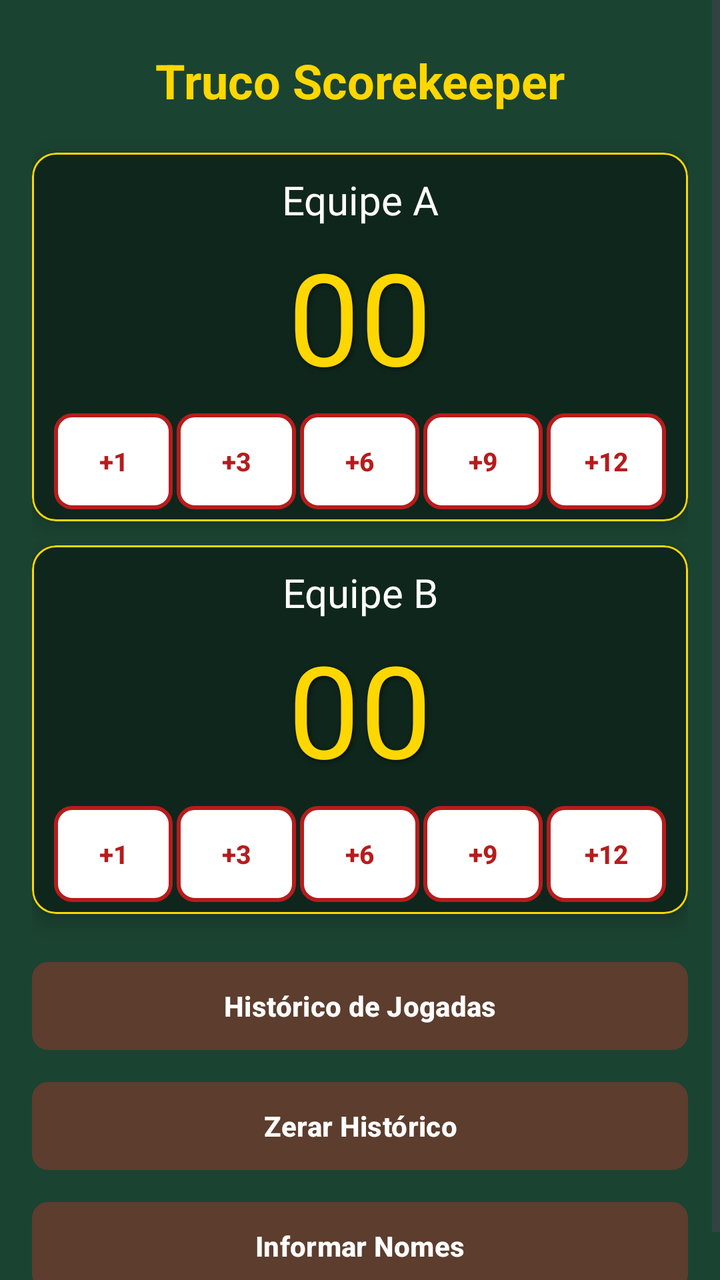
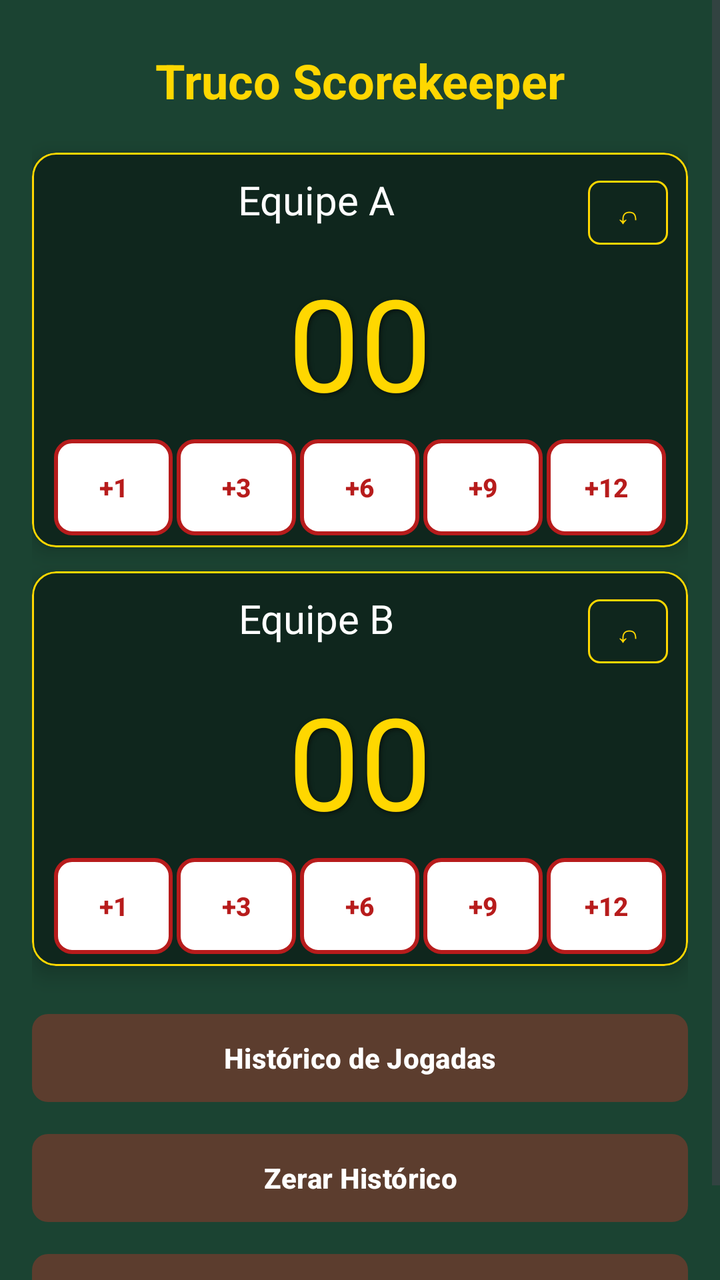

Compare the two renders of this Android layout. The source of the first and the diff that turns it into the second are given below.
<!-- AndroidManifest.xml: application theme Theme.TrucoScorekeeper -->
<!-- res/layout/activity_main.xml -->
<?xml version="1.0" encoding="utf-8"?>
<ScrollView xmlns:android="http://schemas.android.com/apk/res/android"
    xmlns:app="http://schemas.android.com/apk/res-auto"
    xmlns:tools="http://schemas.android.com/tools"
    android:layout_width="match_parent"
    android:layout_height="match_parent"
    android:background="@color/verde_feltro"
    android:fillViewport="true"
    tools:context=".MainActivity">

    <LinearLayout
        android:layout_width="match_parent"
        android:layout_height="wrap_content"
        android:orientation="vertical"
        android:padding="16dp">

        
        <TextView
            android:id="@+id/tv_titulo"
            android:layout_width="match_parent"
            android:layout_height="wrap_content"
            android:text="@string/titulo_app"
            android:textColor="@color/texto_ouro"
            android:textSize="24sp"
            android:textStyle="bold"
            android:gravity="center"
            android:paddingVertical="8dp" />

        
        <com.google.android.material.card.MaterialCardView
            android:id="@+id/area_jogador1"
            android:layout_width="match_parent"
            android:layout_height="wrap_content"
            android:layout_marginTop="12dp"
            app:cardBackgroundColor="@color/verde_feltro_dark"
            app:cardCornerRadius="12dp"
            app:cardElevation="6dp"
            app:strokeColor="@color/texto_ouro"
            app:strokeWidth="1dp">

            <LinearLayout
                android:layout_width="match_parent"
                android:layout_height="wrap_content"
                android:orientation="vertical"
                android:paddingHorizontal="10dp"
                android:paddingTop="10dp"
                android:paddingBottom="6dp">

                <TextView
                    android:id="@+id/tv_nome_jogador1"
                    android:layout_width="match_parent"
                    android:layout_height="wrap_content"
                    android:text="@string/jogador_1"
                    android:textColor="@color/branco_carta"
                    android:textSize="20sp"
                    android:fontFamily="@font/chalkduster"
                    android:gravity="center"
                    android:maxLines="1"
                    android:ellipsize="end" />

                <TextView
                    android:id="@+id/tv_pontuacao_jogador1"
                    android:layout_width="match_parent"
                    android:layout_height="wrap_content"
                    android:text="@string/pontuacao_inicial"
                    android:textColor="@color/texto_ouro"
                    android:textSize="64sp"
                    android:fontFamily="@font/chalkduster"
                    android:gravity="center"
                    android:paddingVertical="2dp"
                    android:shadowColor="#99000000"
                    android:shadowRadius="6"
                    android:shadowDx="2"
                    android:shadowDy="2" />

                <LinearLayout
                    android:id="@+id/ll_botoes_jogador1"
                    android:layout_width="match_parent"
                    android:layout_height="wrap_content"
                    android:orientation="horizontal"
                    android:layout_marginTop="4dp">

                    <androidx.appcompat.widget.AppCompatButton
                        android:id="@+id/btn_j1_mais1"
                        style="@style/Widget.AppCompat.Button.Borderless"
                        android:layout_width="0dp"
                        android:layout_height="48dp"
                        android:layout_weight="1"
                        android:layout_marginHorizontal="1dp"
                        android:minWidth="0dp"
                        android:paddingHorizontal="0dp"
                        android:text="@string/btn_mais_1"
                        android:textColor="@color/vermelho_baralho"
                        android:textStyle="bold"
                        android:textSize="13sp"
                        android:background="@drawable/botao_carta" />

                    <androidx.appcompat.widget.AppCompatButton
                        android:id="@+id/btn_j1_mais3"
                        style="@style/Widget.AppCompat.Button.Borderless"
                        android:layout_width="0dp"
                        android:layout_height="48dp"
                        android:layout_weight="1"
                        android:layout_marginHorizontal="1dp"
                        android:minWidth="0dp"
                        android:paddingHorizontal="0dp"
                        android:text="@string/btn_mais_3"
                        android:textColor="@color/vermelho_baralho"
                        android:textStyle="bold"
                        android:textSize="13sp"
                        android:background="@drawable/botao_carta" />

                    <androidx.appcompat.widget.AppCompatButton
                        android:id="@+id/btn_j1_mais6"
                        style="@style/Widget.AppCompat.Button.Borderless"
                        android:layout_width="0dp"
                        android:layout_height="48dp"
                        android:layout_weight="1"
                        android:layout_marginHorizontal="1dp"
                        android:minWidth="0dp"
                        android:paddingHorizontal="0dp"
                        android:text="@string/btn_mais_6"
                        android:textColor="@color/vermelho_baralho"
                        android:textStyle="bold"
                        android:textSize="13sp"
                        android:background="@drawable/botao_carta" />

                    <androidx.appcompat.widget.AppCompatButton
                        android:id="@+id/btn_j1_mais9"
                        style="@style/Widget.AppCompat.Button.Borderless"
                        android:layout_width="0dp"
                        android:layout_height="48dp"
                        android:layout_weight="1"
                        android:layout_marginHorizontal="1dp"
                        android:minWidth="0dp"
                        android:paddingHorizontal="0dp"
                        android:text="@string/btn_mais_9"
                        android:textColor="@color/vermelho_baralho"
                        android:textStyle="bold"
                        android:textSize="13sp"
                        android:background="@drawable/botao_carta" />

                    <androidx.appcompat.widget.AppCompatButton
                        android:id="@+id/btn_j1_mais12"
                        style="@style/Widget.AppCompat.Button.Borderless"
                        android:layout_width="0dp"
                        android:layout_height="48dp"
                        android:layout_weight="1"
                        android:layout_marginHorizontal="1dp"
                        android:minWidth="0dp"
                        android:paddingHorizontal="0dp"
                        android:text="@string/btn_mais_12"
                        android:textColor="@color/vermelho_baralho"
                        android:textStyle="bold"
                        android:textSize="13sp"
                        android:background="@drawable/botao_carta" />

                </LinearLayout>

            </LinearLayout>
        </com.google.android.material.card.MaterialCardView>

        
        <com.google.android.material.card.MaterialCardView
            android:id="@+id/area_jogador2"
            android:layout_width="match_parent"
            android:layout_height="wrap_content"
            android:layout_marginTop="12dp"
            app:cardBackgroundColor="@color/verde_feltro_dark"
            app:cardCornerRadius="12dp"
            app:cardElevation="6dp"
            app:strokeColor="@color/texto_ouro"
            app:strokeWidth="1dp">

            <LinearLayout
                android:layout_width="match_parent"
                android:layout_height="wrap_content"
                android:orientation="vertical"
                android:paddingHorizontal="10dp"
                android:paddingTop="10dp"
                android:paddingBottom="6dp">

                <TextView
                    android:id="@+id/tv_nome_jogador2"
                    android:layout_width="match_parent"
                    android:layout_height="wrap_content"
                    android:text="@string/jogador_2"
                    android:textColor="@color/branco_carta"
                    android:textSize="20sp"
                    android:fontFamily="@font/chalkduster"
                    android:gravity="center"
                    android:maxLines="1"
                    android:ellipsize="end" />

                <TextView
                    android:id="@+id/tv_pontuacao_jogador2"
                    android:layout_width="match_parent"
                    android:layout_height="wrap_content"
                    android:text="@string/pontuacao_inicial"
                    android:textColor="@color/texto_ouro"
                    android:textSize="64sp"
                    android:fontFamily="@font/chalkduster"
                    android:gravity="center"
                    android:paddingVertical="2dp"
                    android:shadowColor="#99000000"
                    android:shadowRadius="6"
                    android:shadowDx="2"
                    android:shadowDy="2" />

                <LinearLayout
                    android:id="@+id/ll_botoes_jogador2"
                    android:layout_width="match_parent"
                    android:layout_height="wrap_content"
                    android:orientation="horizontal"
                    android:layout_marginTop="4dp">

                    <androidx.appcompat.widget.AppCompatButton
                        android:id="@+id/btn_j2_mais1"
                        style="@style/Widget.AppCompat.Button.Borderless"
                        android:layout_width="0dp"
                        android:layout_height="48dp"
                        android:layout_weight="1"
                        android:layout_marginHorizontal="1dp"
                        android:minWidth="0dp"
                        android:paddingHorizontal="0dp"
                        android:text="@string/btn_mais_1"
                        android:textColor="@color/vermelho_baralho"
                        android:textStyle="bold"
                        android:textSize="13sp"
                        android:background="@drawable/botao_carta" />

                    <androidx.appcompat.widget.AppCompatButton
                        android:id="@+id/btn_j2_mais3"
                        style="@style/Widget.AppCompat.Button.Borderless"
                        android:layout_width="0dp"
                        android:layout_height="48dp"
                        android:layout_weight="1"
                        android:layout_marginHorizontal="1dp"
                        android:minWidth="0dp"
                        android:paddingHorizontal="0dp"
                        android:text="@string/btn_mais_3"
                        android:textColor="@color/vermelho_baralho"
                        android:textStyle="bold"
                        android:textSize="13sp"
                        android:background="@drawable/botao_carta" />

                    <androidx.appcompat.widget.AppCompatButton
                        android:id="@+id/btn_j2_mais6"
                        style="@style/Widget.AppCompat.Button.Borderless"
                        android:layout_width="0dp"
                        android:layout_height="48dp"
                        android:layout_weight="1"
                        android:layout_marginHorizontal="1dp"
                        android:minWidth="0dp"
                        android:paddingHorizontal="0dp"
                        android:text="@string/btn_mais_6"
                        android:textColor="@color/vermelho_baralho"
                        android:textStyle="bold"
                        android:textSize="13sp"
                        android:background="@drawable/botao_carta" />

                    <androidx.appcompat.widget.AppCompatButton
                        android:id="@+id/btn_j2_mais9"
                        style="@style/Widget.AppCompat.Button.Borderless"
                        android:layout_width="0dp"
                        android:layout_height="48dp"
                        android:layout_weight="1"
                        android:layout_marginHorizontal="1dp"
                        android:minWidth="0dp"
                        android:paddingHorizontal="0dp"
                        android:text="@string/btn_mais_9"
                        android:textColor="@color/vermelho_baralho"
                        android:textStyle="bold"
                        android:textSize="13sp"
                        android:background="@drawable/botao_carta" />

                    <androidx.appcompat.widget.AppCompatButton
                        android:id="@+id/btn_j2_mais12"
                        style="@style/Widget.AppCompat.Button.Borderless"
                        android:layout_width="0dp"
                        android:layout_height="48dp"
                        android:layout_weight="1"
                        android:layout_marginHorizontal="1dp"
                        android:minWidth="0dp"
                        android:paddingHorizontal="0dp"
                        android:text="@string/btn_mais_12"
                        android:textColor="@color/vermelho_baralho"
                        android:textStyle="bold"
                        android:textSize="13sp"
                        android:background="@drawable/botao_carta" />

                </LinearLayout>

            </LinearLayout>
        </com.google.android.material.card.MaterialCardView>

        
        <LinearLayout
            android:id="@+id/ll_botoes_admin"
            android:layout_width="match_parent"
            android:layout_height="wrap_content"
            android:orientation="vertical"
            android:layout_marginTop="20dp">

            <com.google.android.material.button.MaterialButton
                android:id="@+id/btn_historico"
                android:layout_width="match_parent"
                android:layout_height="wrap_content"
                android:minHeight="52dp"
                android:text="@string/btn_historico"
                android:textColor="@color/branco_carta"
                android:textStyle="bold"
                app:backgroundTint="@color/madeira_botao"
                app:cornerRadius="8dp" />

            <com.google.android.material.button.MaterialButton
                android:id="@+id/btn_zerar"
                android:layout_width="match_parent"
                android:layout_height="wrap_content"
                android:layout_marginTop="8dp"
                android:minHeight="52dp"
                android:text="@string/btn_zerar"
                android:textColor="@color/branco_carta"
                android:textStyle="bold"
                app:backgroundTint="@color/madeira_botao"
                app:cornerRadius="8dp" />

            <com.google.android.material.button.MaterialButton
                android:id="@+id/btn_nomes"
                android:layout_width="match_parent"
                android:layout_height="wrap_content"
                android:layout_marginTop="8dp"
                android:minHeight="52dp"
                android:text="@string/btn_nomes"
                android:textColor="@color/branco_carta"
                android:textStyle="bold"
                app:backgroundTint="@color/madeira_botao"
                app:cornerRadius="8dp" />

        </LinearLayout>

    </LinearLayout>

</ScrollView>
<!-- resources referenced by this layout -->
<resources>
  <color name="branco_carta">#FFFFFF</color>
  <color name="madeira_botao">#5c3d2e</color>
  <color name="texto_ouro">#FFD700</color>
  <color name="verde_feltro">#1b4332</color>
  <color name="verde_feltro_dark">#0f261d</color>
  <color name="vermelho_baralho">#B71C1C</color>
  <!-- drawable botao_carta (drawable) -->
  <?xml version="1.0" encoding="utf-8"?>
  <shape xmlns:android="http://schemas.android.com/apk/res/android"
      android:shape="rectangle">
  
      <solid android:color="@color/branco_carta" />
  
      <corners android:radius="8dp" />
  
      <stroke
          android:width="2dp"
          android:color="@color/vermelho_baralho" />
  
  </shape>
  <string name="btn_historico">Histórico de Jogadas</string>
  <string name="btn_mais_1">+1</string>
  <string name="btn_mais_12">+12</string>
  <string name="btn_mais_3">+3</string>
  <string name="btn_mais_6">+6</string>
  <string name="btn_mais_9">+9</string>
  <string name="btn_nomes">Informar Nomes</string>
  <string name="btn_zerar">Zerar Histórico</string>
  <string name="jogador_1">Equipe A</string>
  <string name="jogador_2">Equipe B</string>
  <string name="pontuacao_inicial">00</string>
  <string name="titulo_app">Truco Scorekeeper</string>
  <style name="Theme.TrucoScorekeeper" parent="Theme.Material3.Light.NoActionBar">
          <item name="colorPrimary">@color/verde_feltro</item>
          <item name="colorOnPrimary">@color/branco_carta</item>
          <item name="colorSecondary">@color/texto_ouro</item>
          <item name="colorOnSecondary">@color/verde_feltro</item>
          <item name="android:windowBackground">@color/verde_feltro</item>
      </style>
</resources>

<!-- the commit's change to res/layout/activity_main.xml (unified diff, before → after) -->
@@ -46,17 +46,41 @@
                 android:paddingTop="10dp"
                 android:paddingBottom="6dp">
 
-                <TextView
-                    android:id="@+id/tv_nome_jogador1"
-                    android:layout_width="match_parent"
-                    android:layout_height="wrap_content"
-                    android:text="@string/jogador_1"
-                    android:textColor="@color/branco_carta"
-                    android:textSize="20sp"
-                    android:fontFamily="@font/chalkduster"
-                    android:gravity="center"
-                    android:maxLines="1"
-                    android:ellipsize="end" />
+                <RelativeLayout
+                    android:layout_width="match_parent"
+                    android:layout_height="wrap_content">
+
+                    <TextView
+                        android:id="@+id/tv_nome_jogador1"
+                        android:layout_width="match_parent"
+                        android:layout_height="wrap_content"
+                        android:text="@string/jogador_1"
+                        android:textColor="@color/branco_carta"
+                        android:textSize="20sp"
+                        android:fontFamily="@font/chalkduster"
+                        android:gravity="center"
+                        android:maxLines="1"
+                        android:ellipsize="end"
+                        android:paddingEnd="44dp" />
+
+                    <com.google.android.material.button.MaterialButton
+                        android:id="@+id/btn_desfazer_equipe1"
+                        style="@style/Widget.Material3.Button.OutlinedButton"
+                        android:layout_width="40dp"
+                        android:layout_height="40dp"
+                        android:layout_alignParentEnd="true"
+                        android:layout_centerVertical="true"
+                        android:text="↶"
+                        android:textColor="@color/texto_ouro"
+                        android:textSize="14sp"
+                        android:minWidth="0dp"
+                        android:minHeight="0dp"
+                        android:padding="0dp"
+                        app:strokeColor="@color/texto_ouro"
+                        app:strokeWidth="1dp"
+                        app:cornerRadius="6dp" />
+
+                </RelativeLayout>
 
                 <TextView
                     android:id="@+id/tv_pontuacao_jogador1"
@@ -180,17 +204,41 @@
                 android:paddingTop="10dp"
                 android:paddingBottom="6dp">
 
-                <TextView
-                    android:id="@+id/tv_nome_jogador2"
-                    android:layout_width="match_parent"
-                    android:layout_height="wrap_content"
-                    android:text="@string/jogador_2"
-                    android:textColor="@color/branco_carta"
-                    android:textSize="20sp"
-                    android:fontFamily="@font/chalkduster"
-                    android:gravity="center"
-                    android:maxLines="1"
-                    android:ellipsize="end" />
+                <RelativeLayout
+                    android:layout_width="match_parent"
+                    android:layout_height="wrap_content">
+
+                    <TextView
+                        android:id="@+id/tv_nome_jogador2"
+                        android:layout_width="match_parent"
+                        android:layout_height="wrap_content"
+                        android:text="@string/jogador_2"
+                        android:textColor="@color/branco_carta"
+                        android:textSize="20sp"
+                        android:fontFamily="@font/chalkduster"
+                        android:gravity="center"
+                        android:maxLines="1"
+                        android:ellipsize="end"
+                        android:paddingEnd="44dp" />
+
+                    <com.google.android.material.button.MaterialButton
+                        android:id="@+id/btn_desfazer_equipe2"
+                        style="@style/Widget.Material3.Button.OutlinedButton"
+                        android:layout_width="40dp"
+                        android:layout_height="40dp"
+                        android:layout_alignParentEnd="true"
+                        android:layout_centerVertical="true"
+                        android:text="↶"
+                        android:textColor="@color/texto_ouro"
+                        android:textSize="14sp"
+                        android:minWidth="0dp"
+                        android:minHeight="0dp"
+                        android:padding="0dp"
+                        app:strokeColor="@color/texto_ouro"
+                        app:strokeWidth="1dp"
+                        app:cornerRadius="6dp" />
+
+                </RelativeLayout>
 
                 <TextView
                     android:id="@+id/tv_pontuacao_jogador2"
<!-- resource entries referenced after the edit -->
@@ -26,7 +26,7 @@
   <string name="btn_mais_3">+3</string>
   <string name="btn_mais_6">+6</string>
   <string name="btn_mais_9">+9</string>
-  <string name="btn_nomes">Informar Nomes</string>
+  <string name="btn_nomes">Editar Equipes</string>
   <string name="btn_zerar">Zerar Histórico</string>
   <string name="jogador_1">Equipe A</string>
   <string name="jogador_2">Equipe B</string>
